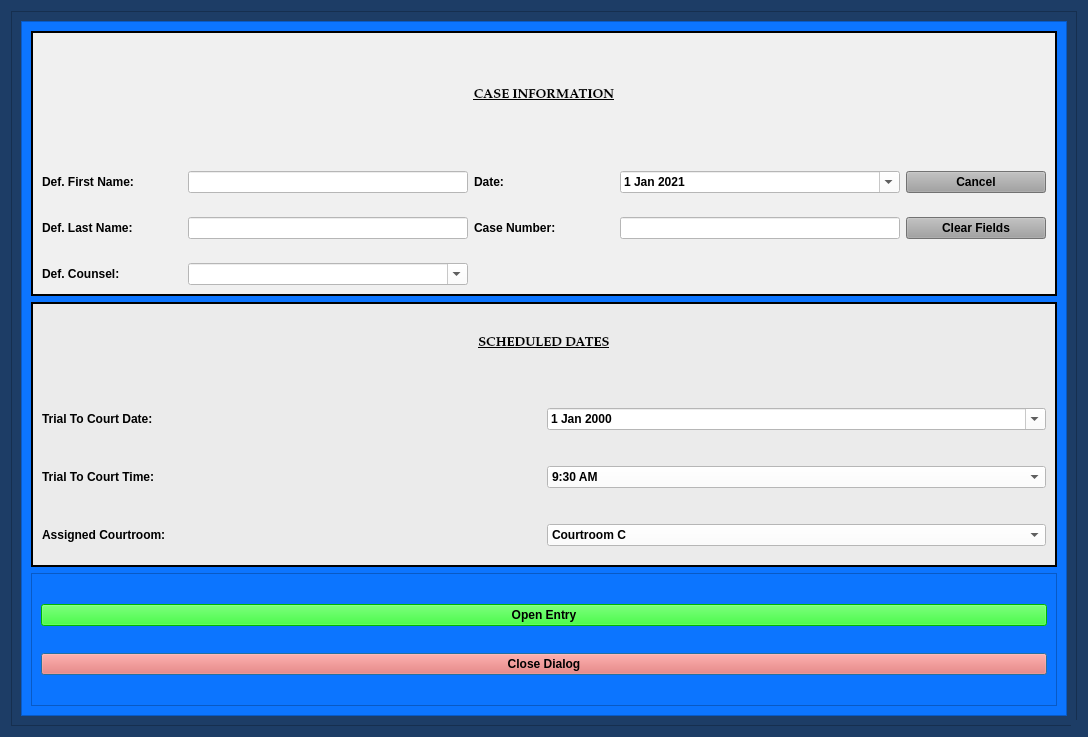
The window that munientry/views/ui/TrialToCourtHearingDialog.ui (HunterProgram22/MuniEntry) describes before a commit, drawn with Qt 5.
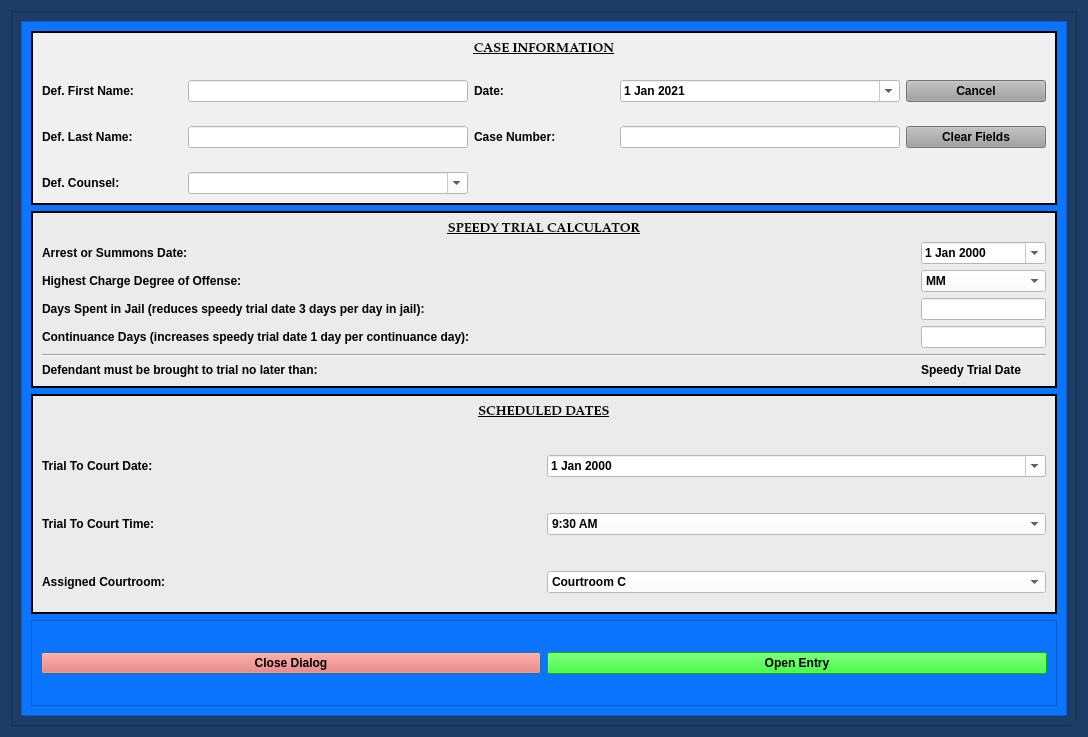
The same window after the commit. Custom widgets are drawn as their Qt base class.

Commit message: Working on speedy calc for trial to court hearing.

Diff of the .ui file:
```diff
--- a/munientry/views/ui/TrialToCourtHearingDialog.ui
+++ b/munientry/views/ui/TrialToCourtHearingDialog.ui
@@ -184,9 +184,9 @@
            <height>697</height>
           </rect>
          </property>
-         <layout class="QGridLayout" name="gridLayout_2" rowstretch="2,2,1">
-          <item row="1" column="0">
-           <widget class="QFrame" name="frame_5">
+         <layout class="QGridLayout" name="gridLayout_2">
+          <item row="1" column="0" colspan="2">
+           <widget class="QFrame" name="frame_6">
             <property name="styleSheet">
              <string notr="true">background-color: rgb(235, 235, 235);</string>
             </property>
@@ -199,24 +199,30 @@
             <property name="lineWidth">
              <number>2</number>
             </property>
-            <layout class="QGridLayout" name="gridLayout_6">
-             <item row="0" column="0">
-              <layout class="QGridLayout" name="gridLayout_3">
-               <property name="bottomMargin">
-                <number>10</number>
+            <layout class="QGridLayout" name="gridLayout_7" columnstretch="1,0">
+             <item row="3" column="1">
+              <widget class="QLineEdit" name="days_in_jail_lineEdit">
+               <property name="styleSheet">
+                <string notr="true">background-color: rgb(255, 255, 255);</string>
                </property>
-               <property name="verticalSpacing">
-                <number>36</number>
-               </property>
-               <item row="1" column="0">
-                <widget class="QLabel" name="label_4">
+              </widget>
+             </item>
+             <item row="4" column="0">
+              <widget class="QLabel" name="label_15">
                  <property name="text">
-                  <string>Trial To Court Date:</string>
+                <string>Continuance Days (increases speedy trial date 1 day per continuance day):</string>
+               </property>
+              </widget>
+             </item>
+             <item row="4" column="1">
+              <widget class="QLineEdit" name="continuance_days_lineEdit">
+               <property name="styleSheet">
+                <string notr="true">background-color: rgb(255, 255, 255);</string>
                  </property>
                 </widget>
                </item>
                <item row="1" column="1">
-                <widget class="NoScrollDateEdit" name="trial_dateEdit">
+              <widget class="NoScrollDateEdit" name="arrest_summons_date_box">
                  <property name="styleSheet">
                   <string notr="true">color: rgb(0, 0, 0);
 background-color: rgb(255, 255, 255);</string>
@@ -226,101 +232,67 @@
                  </property>
                 </widget>
                </item>
-               <item row="2" column="0">
-                <widget class="QLabel" name="label_7">
-                 <property name="text">
-                  <string>Trial To Court Time:</string>
-                 </property>
-                </widget>
-               </item>
-               <item row="2" column="1">
-                <widget class="NoScrollComboBox" name="trial_time_box">
-                 <property name="styleSheet">
-                  <string notr="true">background-color: rgb(255, 255, 255);</string>
-                 </property>
-                 <item>
-                  <property name="text">
-                   <string>9:30 AM</string>
-                  </property>
-                 </item>
-                 <item>
-                  <property name="text">
-                   <string>10:00 AM</string>
-                  </property>
-                 </item>
-                 <item>
-                  <property name="text">
-                   <string>10:30 AM</string>
-                  </property>
-                 </item>
-                 <item>
-                  <property name="text">
-                   <string>11:00 AM</string>
-                  </property>
-                 </item>
-                 <item>
-                  <property name="text">
-                   <string>11:30 AM</string>
-                  </property>
-                 </item>
-                 <item>
-                  <property name="text">
-                   <string>1:00 PM</string>
-                  </property>
-                 </item>
-                 <item>
-                  <property name="text">
-                   <string>1:30 PM</string>
-                  </property>
-                 </item>
-                 <item>
-                  <property name="text">
-                   <string>2:00 PM</string>
-                  </property>
-                 </item>
-                 <item>
-                  <property name="text">
-                   <string>2:30 PM</string>
-                  </property>
-                 </item>
-                 <item>
-                  <property name="text">
-                   <string>3:00 PM</string>
-                  </property>
-                 </item>
-                </widget>
-               </item>
                <item row="3" column="0">
-                <widget class="QLabel" name="label_8">
+              <widget class="QLabel" name="label_10">
                  <property name="text">
-                  <string>Assigned Courtroom:</string>
+                <string>Days Spent in Jail (reduces speedy trial date 3 days per day in jail):</string>
                  </property>
                 </widget>
                </item>
-               <item row="3" column="1">
-                <widget class="NoScrollComboBox" name="hearing_location_box">
+             <item row="2" column="1">
+              <widget class="NoScrollComboBox" name="highest_charge_box">
                  <property name="styleSheet">
                   <string notr="true">background-color: rgb(255, 255, 255);</string>
                  </property>
                  <item>
                   <property name="text">
-                   <string>Courtroom C</string>
+                 <string>MM</string>
                   </property>
                  </item>
                  <item>
                   <property name="text">
-                   <string>Courtroom B</string>
-                  </property>
-                 </item>
-                 <item>
+                 <string>UCM</string>
+                </property>
+               </item>
+              </widget>
+             </item>
+             <item row="2" column="0">
+              <widget class="QLabel" name="label_14">
                   <property name="text">
-                   <string>Courtroom A</string>
-                  </property>
-                 </item>
+                <string>Highest Charge Degree of Offense:</string>
+               </property>
+              </widget>
+             </item>
+             <item row="6" column="1">
+              <widget class="QLabel" name="speedy_trial_date_label">
+               <property name="text">
+                <string>Speedy Trial Date</string>
+               </property>
+              </widget>
+             </item>
+             <item row="5" column="0" colspan="2">
+              <widget class="Line" name="line">
+               <property name="orientation">
+                <enum>Qt::Horizontal</enum>
+               </property>
+              </widget>
+             </item>
+             <item row="6" column="0">
+              <widget class="QLabel" name="label_13">
+               <property name="text">
+                <string>Defendant must be brought to trial no later than:</string>
+               </property>
+              </widget>
+             </item>
+             <item row="1" column="0">
+              <widget class="QLabel" name="label_12">
+               <property name="text">
+                <string>Arrest or Summons Date:</string>
+               </property>
                 </widget>
                </item>
                <item row="0" column="0" colspan="2">
-                <widget class="QLabel" name="label_5">
+              <widget class="QLabel" name="label_11">
                  <property name="font">
                   <font>
                    <family>Palatino Linotype</family>
@@ -332,7 +304,7 @@
                   </font>
                  </property>
                  <property name="text">
-                  <string>SCHEDULED DATES</string>
+                <string>SPEEDY TRIAL CALCULATOR</string>
                  </property>
                  <property name="alignment">
                   <set>Qt::AlignCenter</set>
@@ -340,11 +312,9 @@
                 </widget>
                </item>
               </layout>
-             </item>
-            </layout>
            </widget>
           </item>
-          <item row="0" column="0">
+          <item row="0" column="0" colspan="2">
            <widget class="QFrame" name="case_name_Frame">
             <property name="sizePolicy">
              <sizepolicy hsizetype="Preferred" vsizetype="Preferred">
@@ -524,7 +494,166 @@
             </layout>
            </widget>
           </item>
+          <item row="2" column="0" colspan="2">
+           <widget class="QFrame" name="frame_5">
+            <property name="styleSheet">
+             <string notr="true">background-color: rgb(235, 235, 235);</string>
+            </property>
+            <property name="frameShape">
+             <enum>QFrame::Box</enum>
+            </property>
+            <property name="frameShadow">
+             <enum>QFrame::Plain</enum>
+            </property>
+            <property name="lineWidth">
+             <number>2</number>
+            </property>
+            <layout class="QGridLayout" name="gridLayout_6">
+             <item row="0" column="0">
+              <layout class="QGridLayout" name="gridLayout_3">
+               <property name="bottomMargin">
+                <number>10</number>
+               </property>
+               <property name="verticalSpacing">
+                <number>36</number>
+               </property>
+               <item row="1" column="0">
+                <widget class="QLabel" name="label_4">
+                 <property name="text">
+                  <string>Trial To Court Date:</string>
+                 </property>
+                </widget>
+               </item>
+               <item row="1" column="1">
+                <widget class="NoScrollDateEdit" name="trial_dateEdit">
+                 <property name="styleSheet">
+                  <string notr="true">color: rgb(0, 0, 0);
+background-color: rgb(255, 255, 255);</string>
+                 </property>
+                 <property name="calendarPopup">
+                  <bool>true</bool>
+                 </property>
+                </widget>
+               </item>
           <item row="2" column="0">
+                <widget class="QLabel" name="label_7">
+                 <property name="text">
+                  <string>Trial To Court Time:</string>
+                 </property>
+                </widget>
+               </item>
+               <item row="2" column="1">
+                <widget class="NoScrollComboBox" name="trial_time_box">
+                 <property name="styleSheet">
+                  <string notr="true">background-color: rgb(255, 255, 255);</string>
+                 </property>
+                 <item>
+                  <property name="text">
+                   <string>9:30 AM</string>
+                  </property>
+                 </item>
+                 <item>
+                  <property name="text">
+                   <string>10:00 AM</string>
+                  </property>
+                 </item>
+                 <item>
+                  <property name="text">
+                   <string>10:30 AM</string>
+                  </property>
+                 </item>
+                 <item>
+                  <property name="text">
+                   <string>11:00 AM</string>
+                  </property>
+                 </item>
+                 <item>
+                  <property name="text">
+                   <string>11:30 AM</string>
+                  </property>
+                 </item>
+                 <item>
+                  <property name="text">
+                   <string>1:00 PM</string>
+                  </property>
+                 </item>
+                 <item>
+                  <property name="text">
+                   <string>1:30 PM</string>
+                  </property>
+                 </item>
+                 <item>
+                  <property name="text">
+                   <string>2:00 PM</string>
+                  </property>
+                 </item>
+                 <item>
+                  <property name="text">
+                   <string>2:30 PM</string>
+                  </property>
+                 </item>
+                 <item>
+                  <property name="text">
+                   <string>3:00 PM</string>
+                  </property>
+                 </item>
+                </widget>
+               </item>
+               <item row="3" column="0">
+                <widget class="QLabel" name="label_8">
+                 <property name="text">
+                  <string>Assigned Courtroom:</string>
+                 </property>
+                </widget>
+               </item>
+               <item row="3" column="1">
+                <widget class="NoScrollComboBox" name="hearing_location_box">
+                 <property name="styleSheet">
+                  <string notr="true">background-color: rgb(255, 255, 255);</string>
+                 </property>
+                 <item>
+                  <property name="text">
+                   <string>Courtroom C</string>
+                  </property>
+                 </item>
+                 <item>
+                  <property name="text">
+                   <string>Courtroom B</string>
+                  </property>
+                 </item>
+                 <item>
+                  <property name="text">
+                   <string>Courtroom A</string>
+                  </property>
+                 </item>
+                </widget>
+               </item>
+               <item row="0" column="0" colspan="2">
+                <widget class="QLabel" name="label_5">
+                 <property name="font">
+                  <font>
+                   <family>Palatino Linotype</family>
+                   <pointsize>10</pointsize>
+                   <weight>75</weight>
+                   <italic>false</italic>
+                   <bold>true</bold>
+                   <underline>true</underline>
+                  </font>
+                 </property>
+                 <property name="text">
+                  <string>SCHEDULED DATES</string>
+                 </property>
+                 <property name="alignment">
+                  <set>Qt::AlignCenter</set>
+                 </property>
+                </widget>
+               </item>
+              </layout>
+             </item>
+            </layout>
+           </widget>
+          </item>
+          <item row="3" column="0" colspan="2">
            <widget class="QFrame" name="frame_8">
             <property name="styleSheet">
              <string notr="true">background-color: rgb(12, 117, 255);</string>
@@ -536,7 +665,19 @@
              <enum>QFrame::Raised</enum>
             </property>
             <layout class="QGridLayout" name="gridLayout_10">
-             <item row="0" column="0">
+             <item row="1" column="0">
+              <widget class="QPushButton" name="close_dialog_Button">
+               <property name="styleSheet">
+                <string notr="true">background-color: rgb(255, 96, 82);
+font: 75 11pt &quot;Palatino Linotype&quot;;
+font-weight: bold;</string>
+               </property>
+               <property name="text">
+                <string>Close Dialog</string>
+               </property>
+              </widget>
+             </item>
+             <item row="1" column="1">
               <widget class="QPushButton" name="create_entry_Button">
                <property name="styleSheet">
                 <string notr="true">background-color: rgb(0, 255, 0);
@@ -551,18 +692,6 @@
                </property>
               </widget>
              </item>
-             <item row="2" column="0">
-              <widget class="QPushButton" name="close_dialog_Button">
-               <property name="styleSheet">
-                <string notr="true">background-color: rgb(255, 96, 82);
-font: 75 11pt &quot;Palatino Linotype&quot;;
-font-weight: bold;</string>
-               </property>
-               <property name="text">
-                <string>Close Dialog</string>
-               </property>
-              </widget>
-             </item>
             </layout>
            </widget>
           </item>
```
Left out of the diff: 2 changed lines with no effect on the pictures. Lines whose indentation alone changed are shown as unchanged. The commit also changes 2 other files.
